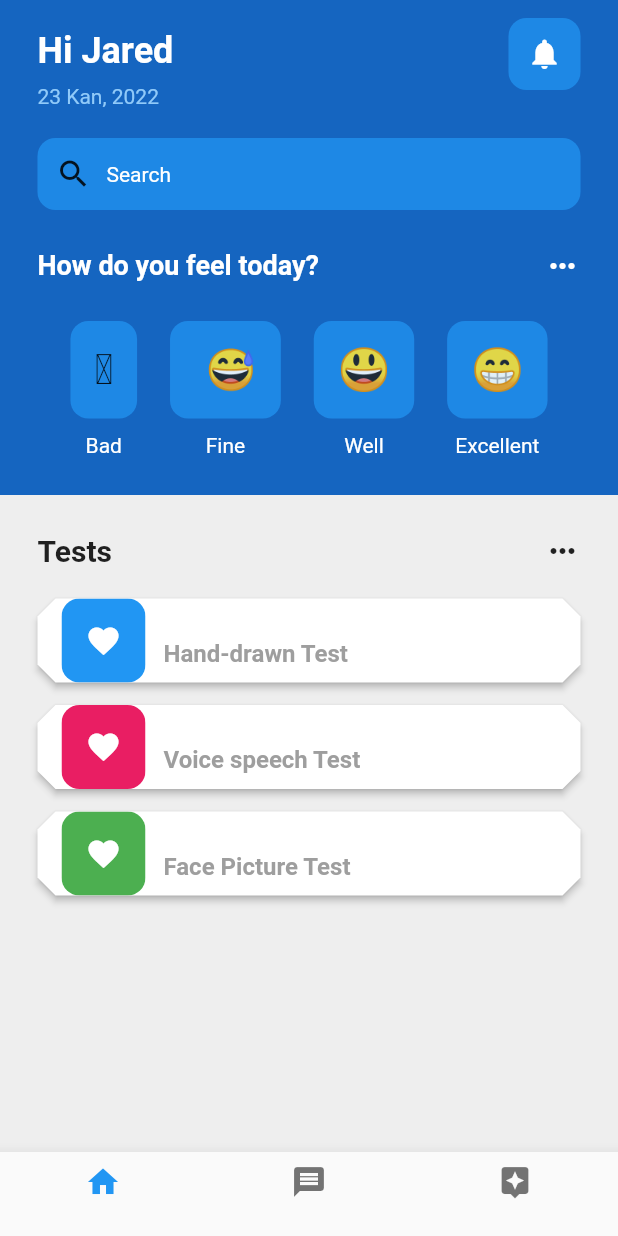
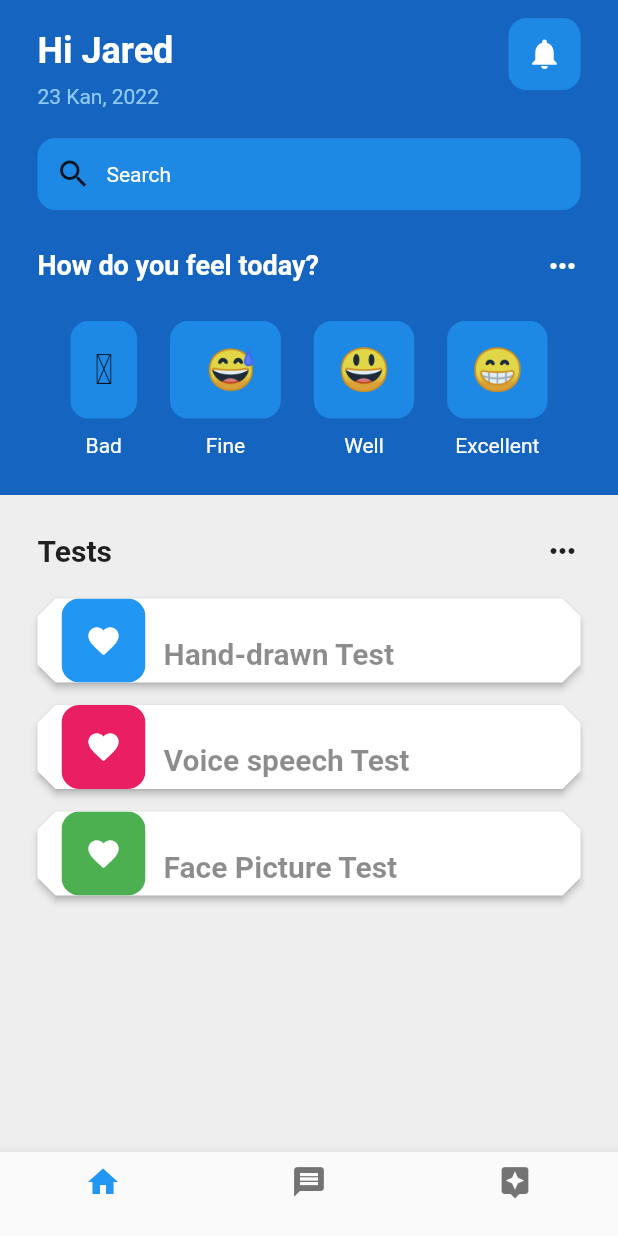
Before and after one commit to sajasaadoun/EasyPark, a Flutter app: the screen it shows after launch, on a phone screen of 412 x 824 dp. Run offline on Flutter 3.47's test engine with Material 2 defaults, Android fonts, the light colour scheme and no system bars; our stand-ins replace permission_handler; missing offline and left inert: dart:ffi, flutter_emoji, flutter_sound.

Commit message:
update test option

```diff
--- a/easypark/lib/widgets/test_options.dart
+++ b/easypark/lib/widgets/test_options.dart
@@ -60,8 +60,8 @@ class TestOptions extends StatelessWidget {
                   option1 + ' Test',
                   style: TextStyle(
                     fontWeight: FontWeight.bold,
-                    color: Colors.grey,
-                    fontSize: 16,
+                    color: Colors.black45,
+                    fontSize: 20,
                   ),
                 ),
               ],
```
